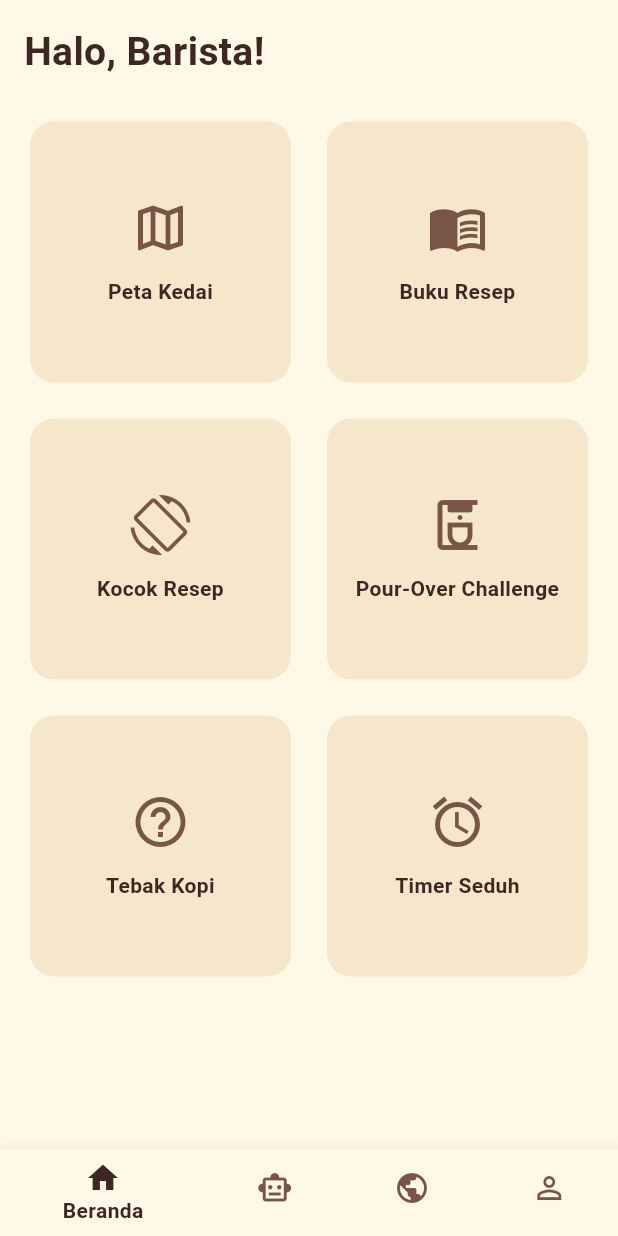
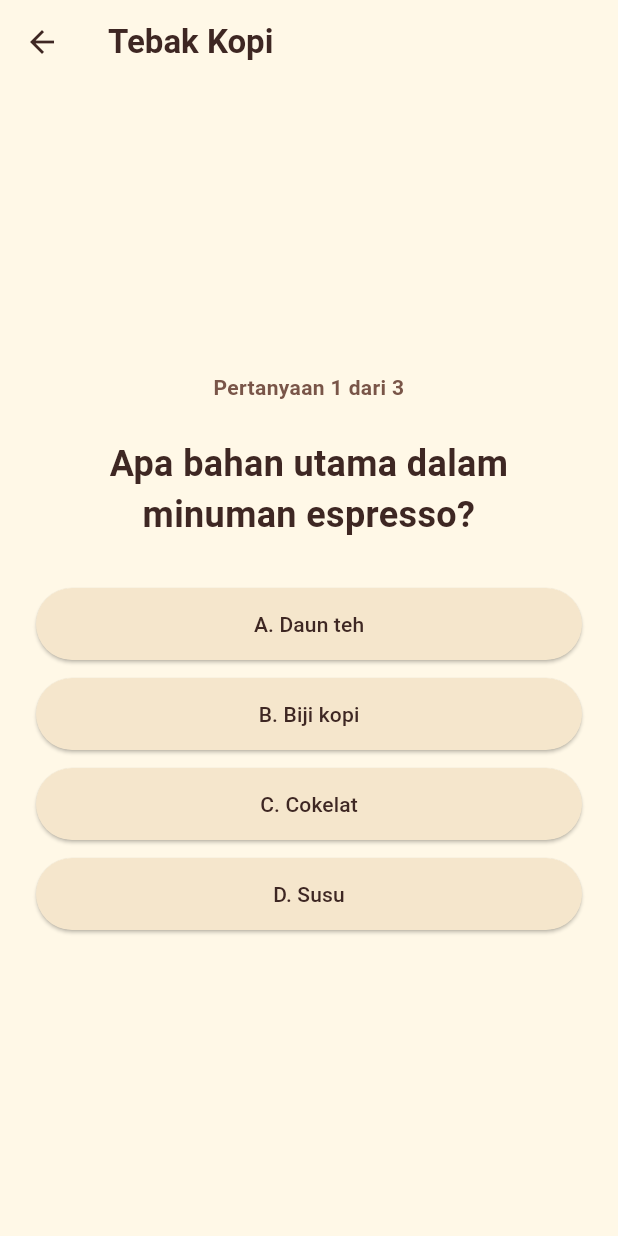
Before and after one commit to Dean897/brewmaster-hub, a Flutter app: the MainScreen screen opened directly, after a tap on "Tebak Kopi", on a phone screen of 412 x 824 dp. Run offline on Flutter 3.47's test engine with Material 3 defaults, Android fonts, the light colour scheme and no system bars; our stand-ins replace flutter_dotenv, flutter_map, google_generative_ai, latlong2, sensors_plus, sqflite and 1 more; missing offline and left inert: flutter_ringtone_player; accounts and stored records are empty.

Commit message:
feat: implementasi minigame tebak kopi dengan database sqlite dan web fallback

```diff
--- /dev/null
+++ b/lib/core/database/db_helper.dart
@@ -0,0 +1,87 @@
+import 'package:flutter/foundation.dart';
+import 'package:path/path.dart';
+import 'package:sqflite/sqflite.dart';
+
+class DbHelper {
+  DbHelper._internal();
+
+  static final DbHelper instance = DbHelper._internal();
+  static const String _databaseName = 'kopi_quiz.db';
+  static const String _tableName = 'questions';
+
+  Database? _database;
+
+  static const List<Map<String, dynamic>> _dummyQuestions = [
+    {
+      'question': 'Apa bahan utama dalam minuman espresso?',
+      'option_a': 'Daun teh',
+      'option_b': 'Biji kopi',
+      'option_c': 'Cokelat',
+      'option_d': 'Susu',
+      'correct_answer': 'B',
+    },
+    {
+      'question': 'Metode seduh yang menggunakan kertas filter berbentuk kerucut adalah?',
+      'option_a': 'French Press',
+      'option_b': 'Moka Pot',
+      'option_c': 'V60',
+      'option_d': 'Espresso',
+      'correct_answer': 'C',
+    },
+    {
+      'question': 'Apa rasa yang biasanya muncul dari kopi dengan tingkat sangrai gelap?',
+      'option_a': 'Rasa gosong dan pahit',
+      'option_b': 'Rasa sangat asam',
+      'option_c': 'Rasa seperti teh',
+      'option_d': 'Rasa asin',
+      'correct_answer': 'A',
+    },
+  ];
+
+  Future<List<Map<String, dynamic>>> getQuestions() async {
+    if (kIsWeb) {
+      return List<Map<String, dynamic>>.from(_dummyQuestions);
+    }
+
+    final db = await _getDatabase();
+    final questions = await db.query(_tableName);
+
+    if (questions.isEmpty) {
+      await db.transaction((transaction) async {
+        for (final question in _dummyQuestions) {
+          await transaction.insert(_tableName, question);
+        }
+      });
+      return db.query(_tableName);
+    }
+
+    return questions;
+  }
+
+  Future<Database> _getDatabase() async {
+    if (_database != null) {
+      return _database!;
+    }
+
+    final databasePath = join(await getDatabasesPath(), _databaseName);
+    _database = await openDatabase(
+      databasePath,
+      version: 1,
+      onCreate: (db, version) async {
+        await db.execute('''
+          CREATE TABLE $_tableName (
+            id INTEGER PRIMARY KEY AUTOINCREMENT,
+            question TEXT NOT NULL,
+            option_a TEXT NOT NULL,
+            option_b TEXT NOT NULL,
+            option_c TEXT NOT NULL,
+            option_d TEXT NOT NULL,
+            correct_answer TEXT NOT NULL
+          )
+        ''');
+      },
+    );
+
+    return _database!;
+  }
+}
--- a/lib/features/home/screens/home_tab.dart
+++ b/lib/features/home/screens/home_tab.dart
@@ -2,6 +2,7 @@ import 'package:flutter/material.dart';
 
 import '../../../core/theme/app_colors.dart';
 import '../../minigames/screens/gacha_screen.dart';
+import '../../minigames/screens/tebak_kopi_screen.dart';
 import 'map_screen.dart';
 import 'timer_screen.dart';
 
@@ -66,6 +67,13 @@ class HomeTab extends StatelessWidget {
                           builder: (context) => const GachaScreen(),
                         ),
                       );
+                    } else if (menu.title == 'Tebak Kopi') {
+                      Navigator.push(
+                        context,
+                        MaterialPageRoute<void>(
+                          builder: (context) => const TebakKopiScreen(),
+                        ),
+                      );
                     }
                   },
                 ),
--- /dev/null
+++ b/lib/features/minigames/screens/tebak_kopi_screen.dart
@@ -0,0 +1,171 @@
+import 'package:flutter/material.dart';
+
+import '../../../core/database/db_helper.dart';
+import '../../../core/theme/app_colors.dart';
+
+class TebakKopiScreen extends StatefulWidget {
+  const TebakKopiScreen({super.key});
+
+  @override
+  State<TebakKopiScreen> createState() => _TebakKopiScreenState();
+}
+
+class _TebakKopiScreenState extends State<TebakKopiScreen> {
+  List<Map<String, dynamic>> _questions = [];
+  int _currentIndex = 0;
+  int _score = 0;
+  bool _isLoading = true;
+
+  @override
+  void initState() {
+    super.initState();
+    _loadQuestions();
+  }
+
+  Future<void> _loadQuestions() async {
+    final questions = await DbHelper.instance.getQuestions();
+
+    if (!mounted) {
+      return;
+    }
+
+    setState(() {
+      _questions = questions;
+      _isLoading = false;
+    });
+  }
+
+  Future<void> _checkAnswer(String answer) async {
+    final question = _questions[_currentIndex];
+    if (answer == question['correct_answer']) {
+      _score++;
+    }
+
+    if (_currentIndex < _questions.length - 1) {
+      setState(() {
+        _currentIndex++;
+      });
+      return;
+    }
+
+    await _showScoreDialog();
+  }
+
+  Future<void> _showScoreDialog() async {
+    await showDialog<void>(
+      context: context,
+      barrierDismissible: false,
+      builder: (context) {
+        return AlertDialog(
+          title: const Text('Kuis Selesai!'),
+          content: Text(
+            'Skor Anda: $_score dari ${_questions.length}',
+          ),
+          actions: [
+            FilledButton(
+              onPressed: () => Navigator.of(context).pop(),
+              style: FilledButton.styleFrom(
+                backgroundColor: AppColors.darkCoffee,
+                foregroundColor: AppColors.ivoryWhite,
+              ),
+              child: const Text('Selesai'),
+            ),
+          ],
+        );
+      },
+    );
+
+    if (mounted) {
+      Navigator.of(context).pop();
+    }
+  }
+
+  @override
+  Widget build(BuildContext context) {
+    if (_isLoading) {
+      return const Scaffold(
+        backgroundColor: AppColors.ivoryWhite,
+        body: Center(
+          child: CircularProgressIndicator(
+            color: AppColors.mediumCoffee,
+          ),
+        ),
+      );
+    }
+
+    if (_questions.isEmpty) {
+      return Scaffold(
+        appBar: AppBar(
+          title: const Text('Tebak Kopi'),
+          backgroundColor: AppColors.ivoryWhite,
+          foregroundColor: AppColors.darkCoffee,
+        ),
+        body: const Center(
+          child: Text(
+            'Belum ada pertanyaan yang tersedia.',
+            style: TextStyle(color: AppColors.darkCoffee),
+          ),
+        ),
+      );
+    }
+
+    final question = _questions[_currentIndex];
+    final options = {
+      'A': question['option_a'] as String,
+      'B': question['option_b'] as String,
+      'C': question['option_c'] as String,
+      'D': question['option_d'] as String,
+    };
+
+    return Scaffold(
+      appBar: AppBar(
+        title: const Text('Tebak Kopi'),
+        backgroundColor: AppColors.ivoryWhite,
+        foregroundColor: AppColors.darkCoffee,
+      ),
+      backgroundColor: AppColors.ivoryWhite,
+      body: SafeArea(
+        child: Padding(
+          padding: const EdgeInsets.all(24),
+          child: Column(
+            mainAxisAlignment: MainAxisAlignment.center,
+            crossAxisAlignment: CrossAxisAlignment.stretch,
+            children: [
+              Text(
+                'Pertanyaan ${_currentIndex + 1} dari ${_questions.length}',
+                textAlign: TextAlign.center,
+                style: const TextStyle(
+                  color: AppColors.mediumCoffee,
+                  fontWeight: FontWeight.w600,
+                ),
+              ),
+              const SizedBox(height: 24),
+              Text(
+                question['question'] as String,
+                textAlign: TextAlign.center,
+                style: const TextStyle(
+                  color: AppColors.darkCoffee,
+                  fontSize: 24,
+                  fontWeight: FontWeight.bold,
+                ),
+              ),
+              const SizedBox(height: 32),
+              for (final option in options.entries) ...[
+                ElevatedButton(
+                  onPressed: () => _checkAnswer(option.key),
+                  style: ElevatedButton.styleFrom(
+                    backgroundColor: AppColors.lightCream,
+                    foregroundColor: AppColors.darkCoffee,
+                    padding: const EdgeInsets.symmetric(vertical: 14),
+                  ),
+                  child: Text('${option.key}. ${option.value}'),
+                ),
+                const SizedBox(height: 12),
+              ],
+            ],
+          ),
+        ),
+      ),
+    );
+  }
+}
--- a/pubspec.yaml
+++ b/pubspec.yaml
@@ -15,6 +15,7 @@ dependencies:
   google_generative_ai: ^0.4.7
   latlong2: ^0.10.1
   local_auth: ^3.0.2
+  path: ^1.9.1
   path_provider: ^2.1.6
   provider: ^6.1.5+1
   sensors_plus: ^7.1.1
```
Also changed, not shown: pubspec.lock.
